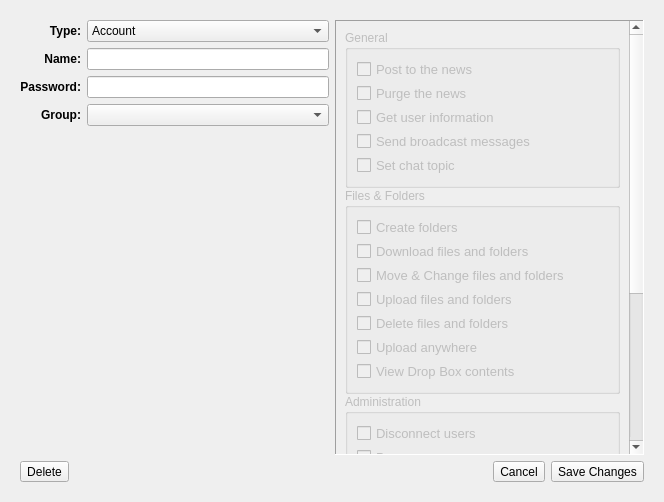
Above: qw_client/QwcAccountsWidget.ui from pcjpnet/qwired-suite before the change. Below: the same form after it.
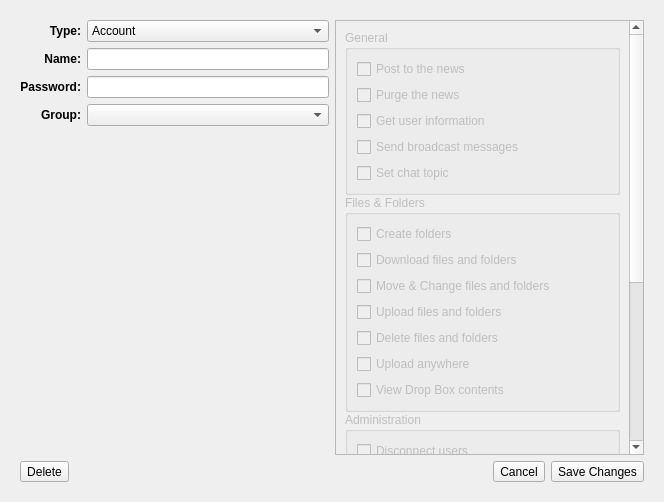
That is the form after the change. The open tabs and pages were chosen to show the change. Icons and pictures are not drawn.

Commit message: Fixed spacing and font sizes for the account editor on Mac OS X.

Patch:
```diff
--- a/qw_client/QwcAccountsWidget.ui
+++ b/qw_client/QwcAccountsWidget.ui
@@ -157,9 +157,6 @@
        </item>
        <item row="0" column="1">
         <widget class="QScrollArea" name="fPrivilegesBox">
-         <property name="frameShape">
-          <enum>QFrame::Panel</enum>
-         </property>
          <property name="widgetResizable">
           <bool>true</bool>
          </property>
@@ -168,8 +165,8 @@
            <rect>
             <x>0</x>
             <y>0</y>
-            <width>291</width>
-            <height>625</height>
+            <width>284</width>
+            <height>669</height>
            </rect>
           </property>
           <layout class="QGridLayout" name="gridLayout_5">
@@ -187,18 +184,8 @@
                 <string>General</string>
                </property>
                <layout class="QVBoxLayout" name="verticalLayout_4">
-                <property name="spacing">
-                 <number>3</number>
-                </property>
                 <item>
                  <widget class="QCheckBox" name="fBasicPostNews">
-                  <property name="font">
-                   <font>
-                    <pointsize>10</pointsize>
-                    <weight>50</weight>
-                    <bold>false</bold>
-                   </font>
-                  </property>
                   <property name="text">
                    <string>Post to the news</string>
                   </property>
@@ -206,13 +193,6 @@
                 </item>
                 <item>
                  <widget class="QCheckBox" name="fBasicClearNews">
-                  <property name="font">
-                   <font>
-                    <pointsize>10</pointsize>
-                    <weight>50</weight>
-                    <bold>false</bold>
-                   </font>
-                  </property>
                   <property name="text">
                    <string>Purge the news</string>
                   </property>
@@ -220,13 +200,6 @@
                 </item>
                 <item>
                  <widget class="QCheckBox" name="fBasicGetUserInfo">
-                  <property name="font">
-                   <font>
-                    <pointsize>10</pointsize>
-                    <weight>50</weight>
-                    <bold>false</bold>
-                   </font>
-                  </property>
                   <property name="text">
                    <string>Get user information</string>
                   </property>
@@ -234,13 +207,6 @@
                 </item>
                 <item>
                  <widget class="QCheckBox" name="fBasicBroadcast">
-                  <property name="font">
-                   <font>
-                    <pointsize>10</pointsize>
-                    <weight>50</weight>
-                    <bold>false</bold>
-                   </font>
-                  </property>
                   <property name="text">
                    <string>Send broadcast messages</string>
                   </property>
@@ -248,13 +214,6 @@
                 </item>
                 <item>
                  <widget class="QCheckBox" name="fBasicSetTopic">
-                  <property name="font">
-                   <font>
-                    <pointsize>10</pointsize>
-                    <weight>50</weight>
-                    <bold>false</bold>
-                   </font>
-                  </property>
                   <property name="text">
                    <string>Set chat topic</string>
                   </property>
@@ -272,18 +231,8 @@
                 <string>Files &amp;&amp; Folders</string>
                </property>
                <layout class="QVBoxLayout" name="verticalLayout_3">
-                <property name="spacing">
-                 <number>3</number>
-                </property>
                 <item>
                  <widget class="QCheckBox" name="fFilesCreateFolders">
-                  <property name="font">
-                   <font>
-                    <pointsize>10</pointsize>
-                    <weight>50</weight>
-                    <bold>false</bold>
-                   </font>
-                  </property>
                   <property name="text">
                    <string>Create folders</string>
                   </property>
@@ -291,13 +240,6 @@
                 </item>
                 <item>
                  <widget class="QCheckBox" name="fFilesDownload">
-                  <property name="font">
-                   <font>
-                    <pointsize>10</pointsize>
-                    <weight>50</weight>
-                    <bold>false</bold>
-                   </font>
-                  </property>
                   <property name="text">
                    <string>Download files and folders</string>
                   </property>
@@ -305,13 +247,6 @@
                 </item>
                 <item>
                  <widget class="QCheckBox" name="fFilesMoveChange">
-                  <property name="font">
-                   <font>
-                    <pointsize>10</pointsize>
-                    <weight>50</weight>
-                    <bold>false</bold>
-                   </font>
-                  </property>
                   <property name="text">
                    <string>Move &amp;&amp; Change files and folders</string>
                   </property>
@@ -319,13 +254,6 @@
                 </item>
                 <item>
                  <widget class="QCheckBox" name="fFilesUpload">
-                  <property name="font">
-                   <font>
-                    <pointsize>10</pointsize>
-                    <weight>50</weight>
-                    <bold>false</bold>
-                   </font>
-                  </property>
                   <property name="text">
                    <string>Upload files and folders</string>
                   </property>
@@ -333,13 +261,6 @@
                 </item>
                 <item>
                  <widget class="QCheckBox" name="fFilesDelete">
-                  <property name="font">
-                   <font>
-                    <pointsize>10</pointsize>
-                    <weight>50</weight>
-                    <bold>false</bold>
-                   </font>
-                  </property>
                   <property name="text">
                    <string>Delete files and folders</string>
                   </property>
@@ -347,13 +268,6 @@
                 </item>
                 <item>
                  <widget class="QCheckBox" name="fFilesUploadAnywhere">
-                  <property name="font">
-                   <font>
-                    <pointsize>10</pointsize>
-                    <weight>50</weight>
-                    <bold>false</bold>
-                   </font>
-                  </property>
                   <property name="text">
                    <string>Upload anywhere</string>
                   </property>
@@ -361,13 +275,6 @@
                 </item>
                 <item>
                  <widget class="QCheckBox" name="fFilesViewDropBoxes">
-                  <property name="font">
-                   <font>
-                    <pointsize>10</pointsize>
-                    <weight>50</weight>
-                    <bold>false</bold>
-                   </font>
-                  </property>
                   <property name="text">
                    <string>View Drop Box contents</string>
                   </property>
@@ -385,18 +292,8 @@
                 <string>Administration</string>
                </property>
                <layout class="QVBoxLayout" name="verticalLayout_5">
-                <property name="spacing">
-                 <number>3</number>
-                </property>
                 <item>
                  <widget class="QCheckBox" name="fUsersKick">
-                  <property name="font">
-                   <font>
-                    <pointsize>10</pointsize>
-                    <weight>50</weight>
-                    <bold>false</bold>
-                   </font>
-                  </property>
                   <property name="text">
                    <string>Disconnect users</string>
                   </property>
@@ -404,13 +301,6 @@
                 </item>
                 <item>
                  <widget class="QCheckBox" name="fUsersBan">
-                  <property name="font">
-                   <font>
-                    <pointsize>10</pointsize>
-                    <weight>50</weight>
-                    <bold>false</bold>
-                   </font>
-                  </property>
                   <property name="text">
                    <string>Ban users</string>
                   </property>
@@ -418,13 +308,6 @@
                 </item>
                 <item>
                  <widget class="QCheckBox" name="fUsersNoKick">
-                  <property name="font">
-                   <font>
-                    <pointsize>10</pointsize>
-                    <weight>50</weight>
-                    <bold>false</bold>
-                   </font>
-                  </property>
                   <property name="text">
                    <string>Can not be disconnected</string>
                   </property>
@@ -432,13 +315,6 @@
                 </item>
                 <item>
                  <widget class="QCheckBox" name="fUsersCreate">
-                  <property name="font">
-                   <font>
-                    <pointsize>10</pointsize>
-                    <weight>50</weight>
-                    <bold>false</bold>
-                   </font>
-                  </property>
                   <property name="text">
                    <string>Create accounts and groups</string>
                   </property>
@@ -446,13 +322,6 @@
                 </item>
                 <item>
                  <widget class="QCheckBox" name="fUsersEdit">
-                  <property name="font">
-                   <font>
-                    <pointsize>10</pointsize>
-                    <weight>50</weight>
-                    <bold>false</bold>
-                   </font>
-                  </property>
                   <property name="text">
                    <string>Edit accounts and groups</string>
                   </property>
@@ -460,13 +329,6 @@
                 </item>
                 <item>
                  <widget class="QCheckBox" name="fUsersDelete">
-                  <property name="font">
-                   <font>
-                    <pointsize>10</pointsize>
-                    <weight>50</weight>
-                    <bold>false</bold>
-                   </font>
-                  </property>
                   <property name="text">
                    <string>Delete accounts and groups</string>
                   </property>
@@ -474,13 +336,6 @@
                 </item>
                 <item>
                  <widget class="QCheckBox" name="fUsersElevate">
-                  <property name="font">
-                   <font>
-                    <pointsize>10</pointsize>
-                    <weight>50</weight>
-                    <bold>false</bold>
-                   </font>
-                  </property>
                   <property name="text">
                    <string>Elevate own privileges</string>
                   </property>
@@ -506,12 +361,6 @@
                     <verstretch>0</verstretch>
                    </sizepolicy>
                   </property>
-                  <property name="font">
-                   <font>
-                    <weight>50</weight>
-                    <bold>false</bold>
-                   </font>
-                  </property>
                   <property name="text">
                    <string>Download:</string>
                   </property>
@@ -544,12 +393,6 @@
                     <verstretch>0</verstretch>
                    </sizepolicy>
                   </property>
-                  <property name="font">
-                   <font>
-                    <weight>50</weight>
-                    <bold>false</bold>
-                   </font>
-                  </property>
                   <property name="text">
                    <string>Upoad:</string>
                   </property>
@@ -655,6 +498,9 @@
            <verstretch>0</verstretch>
           </sizepolicy>
          </property>
+         <property name="alternatingRowColors">
+          <bool>true</bool>
+         </property>
         </widget>
        </item>
        <item>
```
